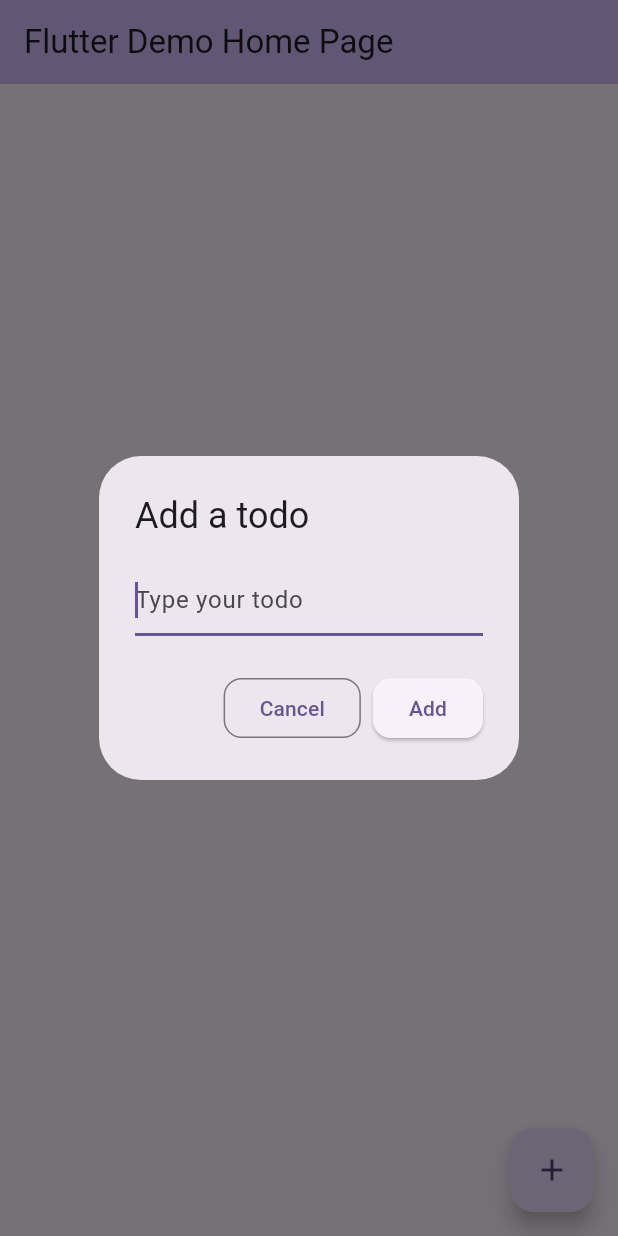
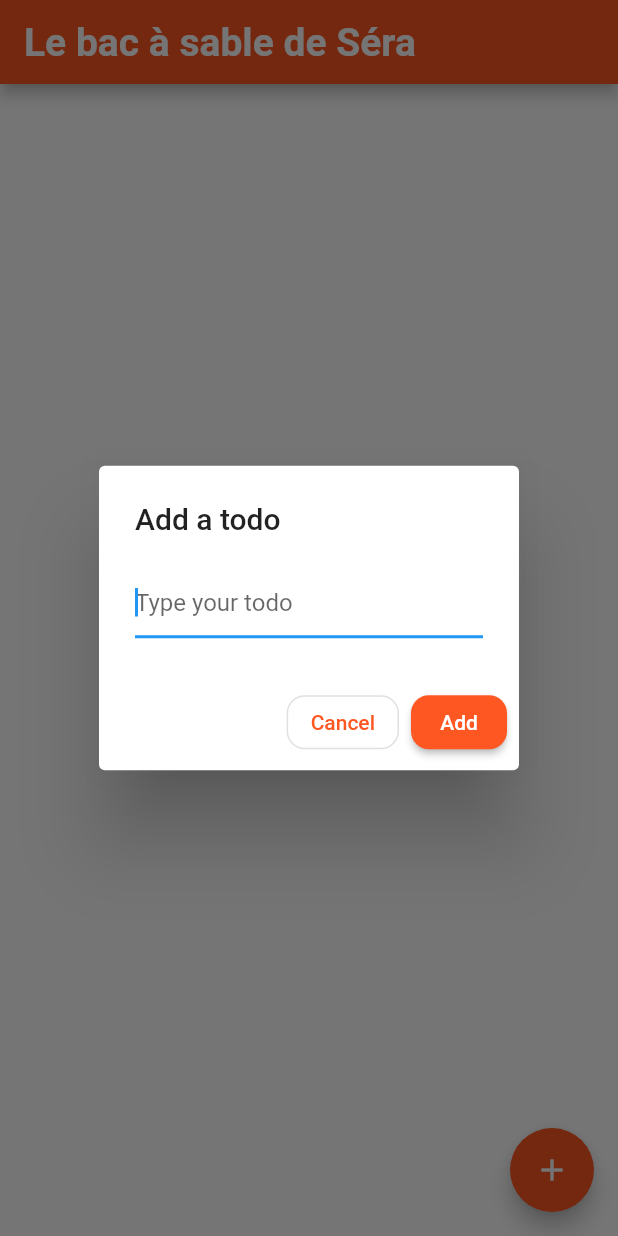
Before and after one commit to serapagranchose/FlutterSkillsEnhancement, a Flutter app: the screen it shows after launch, after a tap on the "add" icon, on a phone screen of 412 x 824 dp. Run offline on Flutter 3.47's test engine with Material 2 defaults, Android fonts, the phone set to English and light mode, and no system bars.

Commit message:
Adding a light and dark theme

```diff
--- /dev/null
+++ b/lib/home_page.dart
@@ -0,0 +1,107 @@
+import 'package:flutter/material.dart';
+import 'package:flutter_skills_enhancement/theme.dart';
+import 'package:flutter_skills_enhancement/main.dart';
+
+class Todo {
+  Todo({required this.name, required this.completed});
+  String name;
+  bool completed;
+}
+
+class MyHomePage extends StatefulWidget {
+  const MyHomePage({super.key, required this.title});
+  final String title;
+
+  @override
+  State<MyHomePage> createState() => _TodoListState();
+}
+
+class _TodoListState extends State<MyHomePage> {
+  final List<Todo> _todos = <Todo>[];
+  final TextEditingController _textFieldController = TextEditingController();
+  // Add your state variables and methods here
+  Future<void> _displayDialog() async {
+    return showDialog<void>(
+      context: context,
+      builder: (BuildContext context) {
+        return AlertDialog(
+          title: const Text('Add a todo'),
+          content: TextField(
+            controller: _textFieldController,
+            decoration: const InputDecoration(hintText: 'Type your todo'),
+            autofocus: true,
+          ),
+          actions: <Widget>[
+            OutlinedButton(
+              style: OutlinedButton.styleFrom(
+                shape: RoundedRectangleBorder(
+                  borderRadius: BorderRadius.circular(12),
+                ),
+              ),
+              onPressed: () {
+                Navigator.of(context).pop();
+              },
+              child: const Text('Cancel'),
+            ),
+            ElevatedButton(
+              style: ElevatedButton.styleFrom(
+                shape: RoundedRectangleBorder(
+                  borderRadius: BorderRadius.circular(12),
+                ),
+              ),
+              onPressed: () {
+                Navigator.of(context).pop();
+                _addTodoItem(_textFieldController.text);
+              },
+              child: const Text('Add'),
+            ),
+          ],
+        );
+      },
+    );
+  }
+  void _addTodoItem(String name) {
+    setState(() {
+      _todos.add(Todo(name: name, completed: false));
+    });
+    _textFieldController.clear();
+  }
+
+  @override
+  Widget build(BuildContext context) {
+    return Scaffold(
+      appBar: AppBar(
+        title: Text('Le bac à sable de Séra'),
+      ),
+      body: Center(
+        child: Column(
+          mainAxisAlignment: MainAxisAlignment.center,
+          children: <Widget>[
+            Text(isDarkTheme.toString()),
+            Switch(
+              value: isDarkTheme,
+              onChanged: (value) {
+                setState(() {
+                  isDarkTheme = value;
+                  // Set the theme here based on isDarkTheme
+                  final theme = value ? darkTheme : lightTheme;
+                  // Update the app's theme
+                  // TodoApp.setTheme(context, theme);
+                });
+              },
+            ),
+            // Add other widgets in the body as needed
+          ],
+        ),
+      ),
+      floatingActionButton: FloatingActionButton(
+        onPressed: () {
+          // Add your logic here to handle the button press
+          _displayDialog(); // Example function to display a dialog
+        },
+        tooltip: 'Add a Todo',
+        child: const Icon(Icons.add),
+      ),
+    );
+  }
+}
--- a/lib/main.dart
+++ b/lib/main.dart
@@ -1,4 +1,8 @@
 import 'package:flutter/material.dart';
+import 'package:flutter_skills_enhancement/theme.dart';
+import 'package:flutter_skills_enhancement/home_page.dart';
+
+bool isDarkTheme = false; // Initially set to light theme
 
 void main() {
   runApp(const TodoApp());
@@ -7,155 +11,14 @@ void main() {
 class TodoApp extends StatelessWidget {
   const TodoApp({super.key});
 
-  // This widget is the root of your application.
   @override
   Widget build(BuildContext context) {
     return MaterialApp(
       title: 'Flutter Demo',
-      theme: ThemeData(
-        // This is the theme of your application.
-        //
-        // TRY THIS: Try running your application with "flutter run". You'll see
-        // the application has a blue toolbar. Then, without quitting the app,
-        // try changing the seedColor in the colorScheme below to Colors.green
-        // and then invoke "hot reload" (save your changes or press the "hot
-        // reload" button in a Flutter-supported IDE, or press "r" if you used
-        // the command line to start the app).
-        //
-        // Notice that the counter didn't reset back to zero; the application
-        // state is not lost during the reload. To reset the state, use hot
-        // restart instead.
-        //
-        // This works for code too, not just values: Most code changes can be
-        // tested with just a hot reload.
-        colorScheme: ColorScheme.fromSeed(seedColor: Colors.deepPurple),
-        useMaterial3: true,
-      ),
-      home: const MyHomePage(title: 'Flutter Demo Home Page'),
+      theme: isDarkTheme ? darkTheme : lightTheme,
+      home: const MyHomePage(title: 'Le bac à sable de Séra'),
     );
   }
 }
 
-class MyHomePage extends StatefulWidget {
-  const MyHomePage({super.key, required this.title});
-
-  // This widget is the home page of your application. It is stateful, meaning
-  // that it has a State object (defined below) that contains fields that affect
-  // how it looks.
-
-  // This class is the configuration for the state. It holds the values (in this
-  // case the title) provided by the parent (in this case the App widget) and
-  // used by the build method of the State. Fields in a Widget subclass are
-  // always marked "final".
-
-  final String title;
-
-  @override
-  State<MyHomePage> createState() => _TodoListState();
-}
-
-class _TodoListState extends State<MyHomePage> {
-  final List<Todo> _todos = <Todo>[];
-  final TextEditingController _textFieldController = TextEditingController();
-
-  void _addTodoItem(String name) {
-    setState(() {
-      _todos.add(Todo(name: name, completed: false));
-    });
-    _textFieldController.clear();
-  }
-
-  Future<void> _displayDialog() async {
-    return showDialog<void>(
-      context: context,
-      builder: (BuildContext context) {
-        return AlertDialog(
-          title: const Text('Add a todo'),
-          content: TextField(
-            controller: _textFieldController,
-            decoration: const InputDecoration(hintText: 'Type your todo'),
-            autofocus: true,
-          ),
-          actions: <Widget>[
-            OutlinedButton(
-              style: OutlinedButton.styleFrom(
-                shape: RoundedRectangleBorder(
-                  borderRadius: BorderRadius.circular(12),
-                ),
-              ),
-              onPressed: () {
-                Navigator.of(context).pop();
-              },
-              child: const Text('Cancel'),
-            ),
-            ElevatedButton(
-              style: ElevatedButton.styleFrom(
-                shape: RoundedRectangleBorder(
-                  borderRadius: BorderRadius.circular(12),
-                ),
-              ),
-              onPressed: () {
-                Navigator.of(context).pop();
-                _addTodoItem(_textFieldController.text);
-              },
-              child: const Text('Add'),
-            ),
-          ],
-        );
-      },
-    );
-  }
-
-  @override
-  Widget build(BuildContext context) {
-    // This method is rerun every time setState is called, for instance as done
-    // by the _incrementCounter method above.
-    //
-    // The Flutter framework has been optimized to make rerunning build methods
-    // fast, so that you can just rebuild anything that needs updating rather
-    // than having to individually change instances of widgets.
-    return Scaffold(
-      appBar: AppBar(
-        // TRY THIS: Try changing the color here to a specific color (to
-        // Colors.amber, perhaps?) and trigger a hot reload to see the AppBar
-        // change color while the other colors stay the same.
-        backgroundColor: Theme.of(context).colorScheme.inversePrimary,
-        // Here we take the value from the MyHomePage object that was created by
-        // the App.build method, and use it to set our appbar title.
-        title: Text(widget.title),
-      ),
-      body: Center(
-        // Center is a layout widget. It takes a single child and positions it
-        // in the middle of the parent.
-        child: Column(
-          // Column is also a layout widget. It takes a list of children and
-          // arranges them vertically. By default, it sizes itself to fit its
-          // children horizontally, and tries to be as tall as its parent.
-          //
-          // Column has various properties to control how it sizes itself and
-          // how it positions its children. Here we use mainAxisAlignment to
-          // center the children vertically; the main axis here is the vertical
-          // axis because Columns are vertical (the cross axis would be
-          // horizontal).
-          //
-          // TRY THIS: Invoke "debug painting" (choose the "Toggle Debug Paint"
-          // action in the IDE, or press "p" in the console), to see the
-          // wireframe for each widget.
-          mainAxisAlignment: MainAxisAlignment.center,
-          children: <Widget>[],
-        ),
-      ),
-      floatingActionButton: FloatingActionButton(
-        onPressed: () => _displayDialog(),
-        tooltip: 'Add a Todo',
-        child: const Icon(Icons.add),
-      ), // This trailing comma makes auto-formatting nicer for build methods.
-    );
-  }
-}
-
-class Todo {
-  Todo({required this.name, required this.completed});
-  String name;
-  bool completed;
-}
+// Rest of your code in main.dart
--- /dev/null
+++ b/lib/theme.dart
@@ -0,0 +1,56 @@
+import 'package:flutter/material.dart';
+
+ThemeData lightTheme = ThemeData(
+  brightness: Brightness.light,
+  primaryColor: Colors.deepOrange, // The main color for your app
+  scaffoldBackgroundColor: Colors.white, // Background color for the scaffold
+  appBarTheme: const AppBarTheme(
+    color: Colors.deepOrange, // Background color of app bar
+    iconTheme: IconThemeData(color: Colors.white), // Color of icons in app bar
+    titleTextStyle: TextStyle(
+      color: Colors.white, // Default text color for the body
+      fontSize: 26.0,
+      fontWeight: FontWeight.w700,
+    ),
+  ),
+  textTheme: const TextTheme(
+    bodyLarge: TextStyle(
+      color: Colors.black, // Default text color for the body
+      fontSize: 16.0,
+    ),
+    // Define more text styles as needed
+  ),
+  floatingActionButtonTheme: const FloatingActionButtonThemeData(
+    backgroundColor: Colors.deepOrange, // Background color for the FloatingActionButton
+  ),
+  elevatedButtonTheme: ElevatedButtonThemeData(
+    style: ElevatedButton.styleFrom(
+      backgroundColor: Colors.deepOrange, // Background color for ElevatedButton
+    ),
+  ),
+  outlinedButtonTheme: OutlinedButtonThemeData(
+    style: OutlinedButton.styleFrom(
+      foregroundColor: Colors.deepOrange, // Text color for OutlinedButton
+      splashFactory: NoSplash.splashFactory, // Remove the splash effect
+    ),
+  ),
+  // Add more theme properties as needed
+);
+
+ThemeData darkTheme = ThemeData(
+  brightness: Brightness.dark,
+  primaryColor: Colors.deepPurple,
+  scaffoldBackgroundColor: Colors.grey[900],
+  appBarTheme: AppBarTheme(
+    color: Colors.deepPurple,
+    iconTheme: IconThemeData(color: Colors.white),
+  ),
+  textTheme: TextTheme(
+    bodyText1: TextStyle(
+      color: Colors.white,
+      fontSize: 16.0,
+    ),
+    // Define more text styles as needed
+  ),
+  // Add more theme properties as needed
+);
--- a/pubspec.yaml
+++ b/pubspec.yaml
@@ -30,7 +30,8 @@ environment:
 dependencies:
   flutter:
     sdk: flutter
-
+  shared_preferences:
+  provider:
 
   # The following adds the Cupertino Icons font to your application.
   # Use with the CupertinoIcons class for iOS style icons.
```
Also changed, not shown: pubspec.lock, 7 other files.
